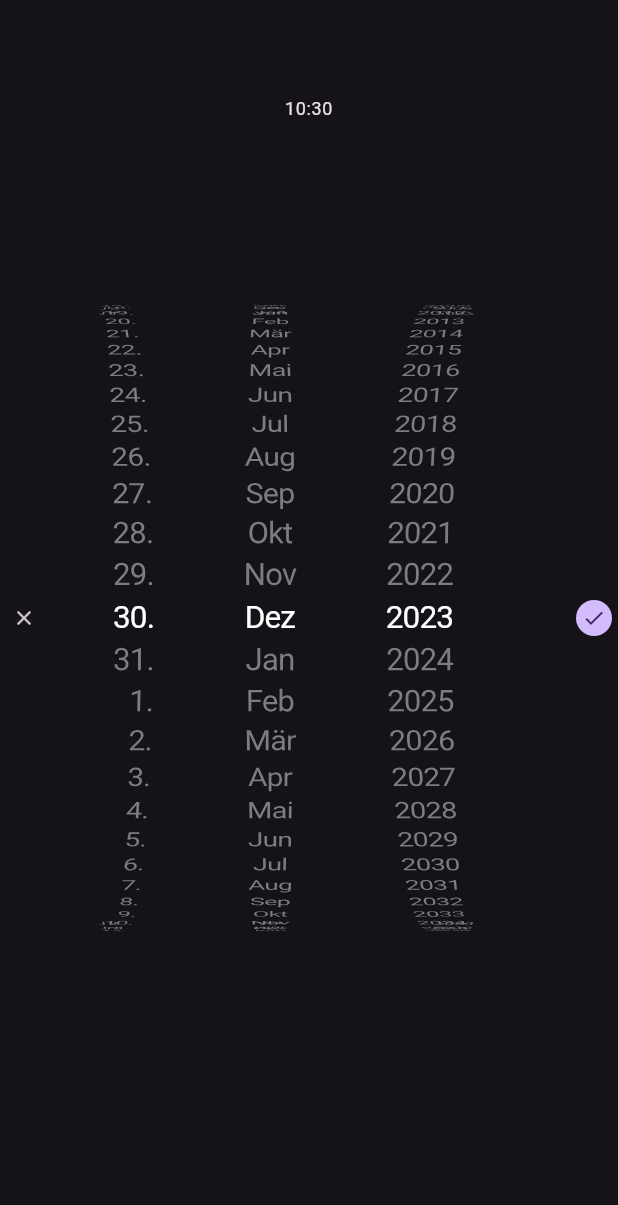
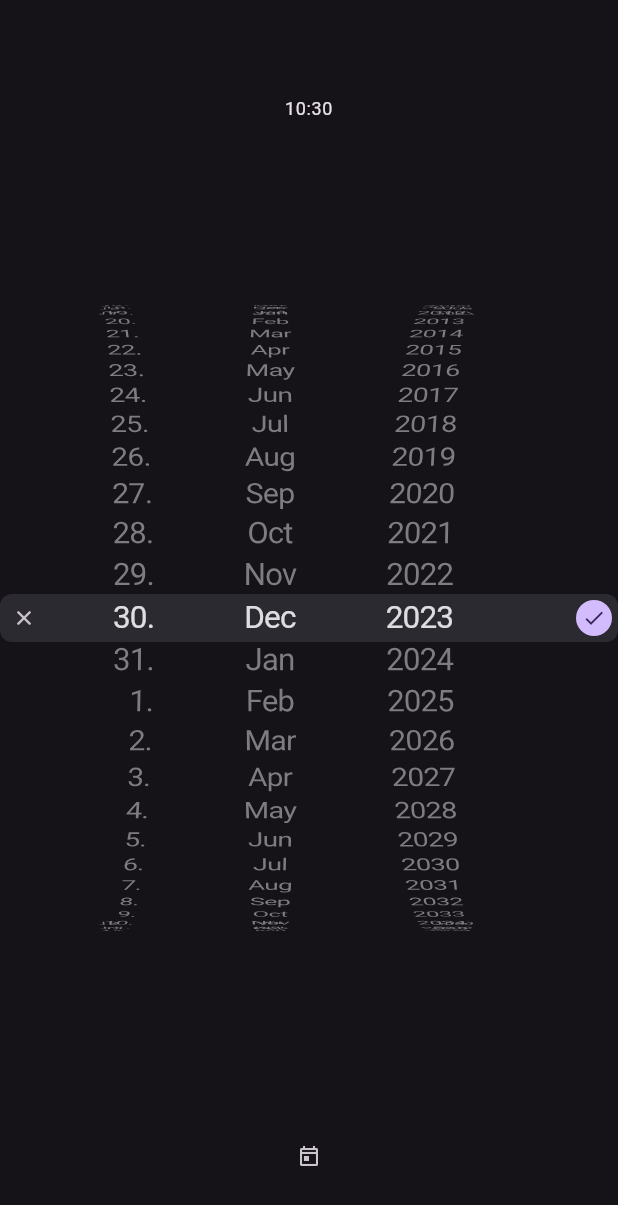
Before and after one commit to Skycoder42/wear_tasks, a Flutter app: the DatePickerPage widget shown alone on an empty page, opened directly with empty values, on a phone screen of 412 x 824 dp. Shown: the top 1205 px of the screen. Run offline on Flutter 3.47's test engine with Material 3 defaults, Android fonts, the phone set to English and light mode, and no system bars; our stand-ins replace flutter_animate, flutter_hooks, flutter_native_splash, flutter_riverpod, flutter_secure_storage, freezed_annotation and 4 more; missing offline and left inert: etebase_flutter, icalendar; accounts and stored records are empty; generated files the repository leaves out were written again.

Commit message:
wip date/time picker

```diff
--- a/lib/src/watch/pages/date_time_selection/date_picker_page.dart
+++ b/lib/src/watch/pages/date_time_selection/date_picker_page.dart
@@ -2,10 +2,12 @@ import 'dart:math';
 
 import 'package:flutter/cupertino.dart';
 import 'package:flutter/foundation.dart';
+import 'package:flutter/material.dart';
 import 'package:flutter_hooks/flutter_hooks.dart';
 
-import '../../app/watch_theme.dart';
+import '../../../common/localization/localization.dart';
 import '../../widgets/hooks/fixed_extent_scroll_controller_hook.dart';
+import '../../widgets/side_button.dart';
 import '../../widgets/watch_dialog.dart';
 
 class DatePickerPage extends HookWidget {
@@ -53,26 +55,24 @@ class DatePickerPage extends HookWidget {
           yearController.jumpToItem(currentDateTime.value.year);
         }
       },
-      [currentDateTime],
+      [currentDateTime, dayController, monthController, yearController],
     );
 
     return WatchDialog<DateTime>(
       horizontalSafeArea: true,
-      onAccept: () => currentDateTime.value,
-      body: Stack(
-        children: [
-          Center(
-            child: SizedBox(
-              height: 32,
-              width: double.infinity,
-              child: DecoratedBox(
-                decoration: BoxDecoration(
-                  borderRadius: BorderRadius.circular(8),
-                  color: context.theme.colorScheme.surface,
+      bottomAction: Center(
+        child: SideButton(
+          icon: const Icon(Icons.today_outlined),
+          onPressed: () {
+            currentDateTime.value = DateTime.now();
+            updateDateTime();
+          },
         ),
       ),
-            ),
-          ),
+      onAccept: () => currentDateTime.value,
+      body: SafeArea(
+        child: Stack(
+          children: [
             Row(
               mainAxisAlignment: MainAxisAlignment.center,
               children: [
@@ -83,13 +83,19 @@ class DatePickerPage extends HookWidget {
                     itemExtent: 32,
                     selectionOverlay: null,
                     scrollController: dayController,
-                  onSelectedItemChanged: (day) => updateDateTime(day: day + 1),
+                    onSelectedItemChanged: (day) =>
+                        updateDateTime(day: day + 1),
                     children: [
-                    for (var i = 1; i <= currentDateTime.value.daysInMonth; ++i)
+                      for (var day = 1;
+                          day <= currentDateTime.value.daysInMonth;
+                          ++day)
                         Row(
                           mainAxisAlignment: MainAxisAlignment.end,
                           children: [
-                          Text('$i.'),
+                            Text(
+                              context.strings
+                                  .date_picker_day(DateTime(0, 1, day)),
+                            ),
                           ],
                         ),
                     ],
@@ -105,24 +111,14 @@ class DatePickerPage extends HookWidget {
                     onSelectedItemChanged: (month) =>
                         updateDateTime(month: month + 1),
                     children: [
-                    for (final i in [
-                      'Jan',
-                      'Feb',
-                      'Mär',
-                      'Apr',
-                      'Mai',
-                      'Jun',
-                      'Jul',
-                      'Aug',
-                      'Sep',
-                      'Okt',
-                      'Nov',
-                      'Dez',
-                    ])
+                      for (var month = 1; month <= 12; ++month)
                         Row(
                           mainAxisAlignment: MainAxisAlignment.center,
                           children: [
-                          Text(i),
+                            Text(
+                              context.strings
+                                  .date_picker_month(DateTime(0, month)),
+                            ),
                           ],
                         ),
                     ],
@@ -136,10 +132,12 @@ class DatePickerPage extends HookWidget {
                     scrollController: yearController,
                     onSelectedItemChanged: (year) => updateDateTime(year: year),
                     children: [
-                    for (var i = 0; i < 10000; ++i)
+                      for (var year = 0; year < 10000; ++year)
                         Row(
                           children: [
-                          Text('$i'),
+                            Text(
+                              context.strings.date_picker_year(DateTime(year)),
+                            ),
                           ],
                         ),
                     ],
@@ -147,7 +145,23 @@ class DatePickerPage extends HookWidget {
                 ),
               ],
             ),
+            Center(
+              child: SizedBox(
+                height: 32,
+                width: double.infinity,
+                child: DecoratedBox(
+                  decoration: BoxDecoration(
+                    borderRadius: BorderRadius.circular(8),
+                    color: CupertinoDynamicColor.resolve(
+                      CupertinoColors.tertiarySystemFill,
+                      context,
+                    ),
+                  ),
+                ),
+              ),
+            ),
           ],
+        ),
       ),
     );
   }
--- a/lib/src/watch/widgets/watch_dialog.dart
+++ b/lib/src/watch/widgets/watch_dialog.dart
@@ -10,6 +10,7 @@ class WatchDialog<T> extends StatelessWidget {
   final ValueCallback<T?>? onReject;
   final ValueCallback<T> onAccept;
   final bool horizontalSafeArea;
+  final Widget? bottomAction;
   final Widget body;
 
   const WatchDialog({
@@ -17,6 +18,7 @@ class WatchDialog<T> extends StatelessWidget {
     required this.onAccept,
     this.onReject,
     this.horizontalSafeArea = false,
+    this.bottomAction,
     required this.body,
   });
 
@@ -38,6 +40,7 @@ class WatchDialog<T> extends StatelessWidget {
             onPressed: () => Navigator.pop(context, onAccept()),
           ),
         ),
+        bottomAction: bottomAction,
         body: body,
       );
 
--- a/pubspec.yaml
+++ b/pubspec.yaml
@@ -13,7 +13,7 @@ dependencies:
   flutter:
     sdk: flutter
   flutter_animate: ^4.3.0
-  flutter_hooks: ^0.20.3
+  flutter_hooks: ^0.20.4
   flutter_localizations:
     sdk: flutter
   flutter_native_splash: ^2.3.8
```
Also changed, not shown: lib/src/common/localization/app_en.arb (+27 -0 lines), lib/src/watch/pages/date_time_selection/time_picker_page.dart (+25 -14 lines). Lines whose indentation alone changed are shown as unchanged.
